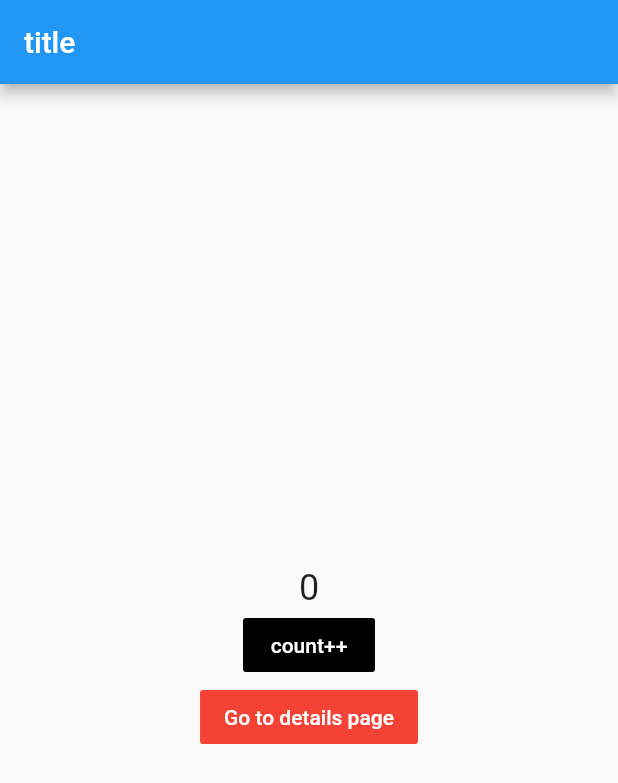
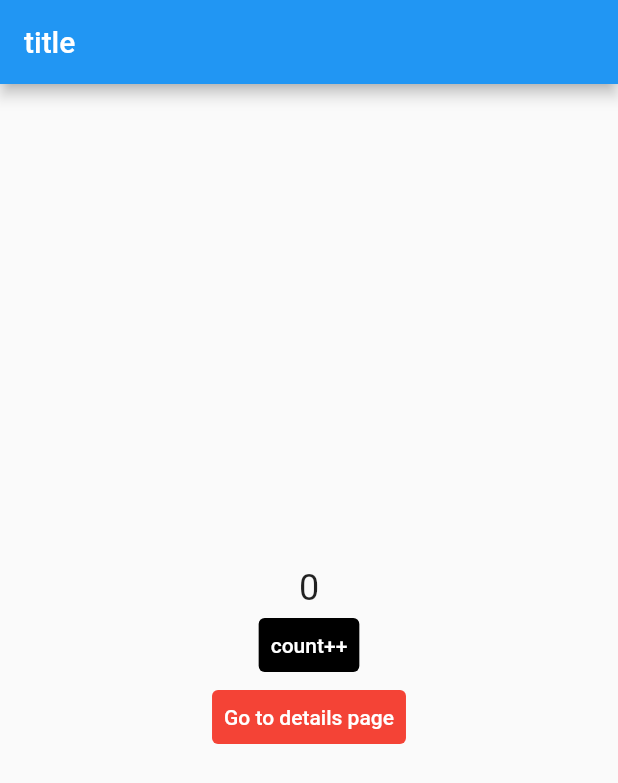
Before and after one commit to digi-lab-io/getx-websocket-example, a Flutter app: the screen it shows after launch, on a phone screen of 412 x 824 dp. Shown: the top 783 px of the screen. Run offline on Flutter 3.47's test engine with Material 2 defaults, Android fonts, the phone set to English and light mode, and no system bars; our stand-ins replace get, logger; missing offline and left inert: rx_widgets; network calls fail.

Commit message:
chore: taking care of minor warnings and removing obsolete methods

```diff
--- a/lib/view/home.dart
+++ b/lib/view/home.dart
@@ -25,25 +25,25 @@ class HomeScreen extends StatelessWidget {
                 style: TextStyle(fontSize: 24),
               ),
             ),
-            FlatButton(
+            TextButton(
               onPressed: () {
-                // Get.to(() => DetailScreen());
-                // print(dataService.fetchData());
                 homeController.increment();
               },
               child: Text("count++"),
-              color: Colors.black,
-              textColor: Colors.white,
+              style: TextButton.styleFrom(
+                primary: Colors.white,
+                backgroundColor: Colors.black,
+              ),
             ),
-            FlatButton(
+            TextButton(
               onPressed: () {
-                // print(dataService.fetchData());
-                //homeController.increment();
                 Get.to(() => DetailScreenV2());
               },
               child: Text("Go to details page"),
-              color: Colors.red,
-              textColor: Colors.white,
+              style: TextButton.styleFrom(
+                primary: Colors.white,
+                backgroundColor: Colors.red,
+              ),
             ),
           ],
         ),
```
Also changed, not shown: lib/model/user-data-profile.entity.dart (+12 -24 lines), lib/services/data.service_v1.dart (+0 -17 lines), lib/services/logging.service.dart (+0 -11 lines).
